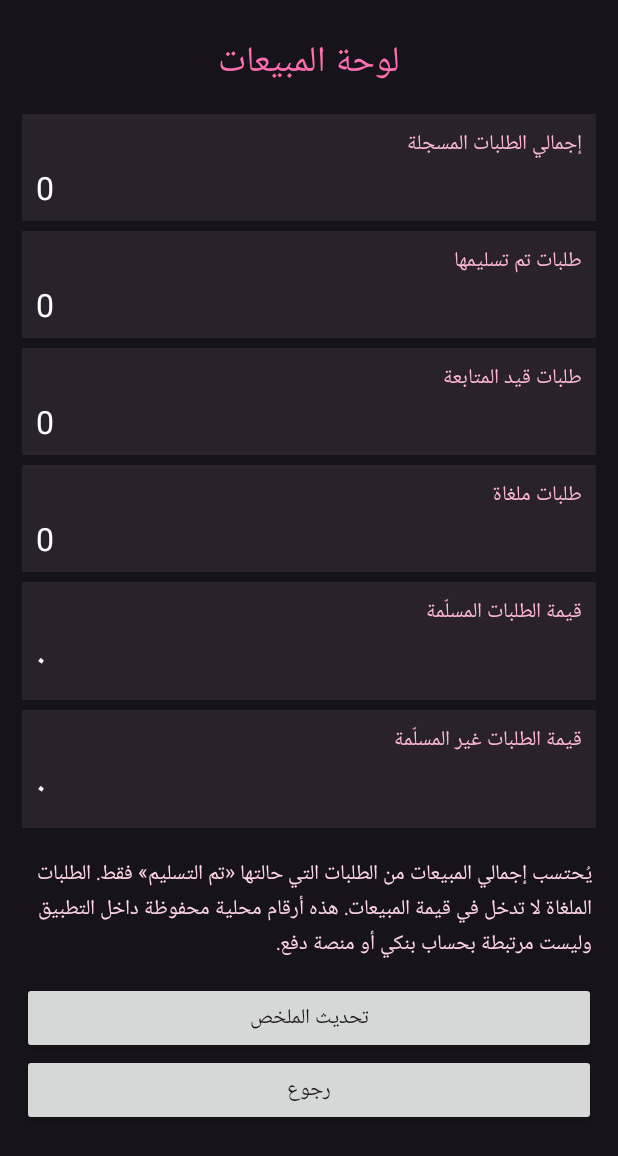
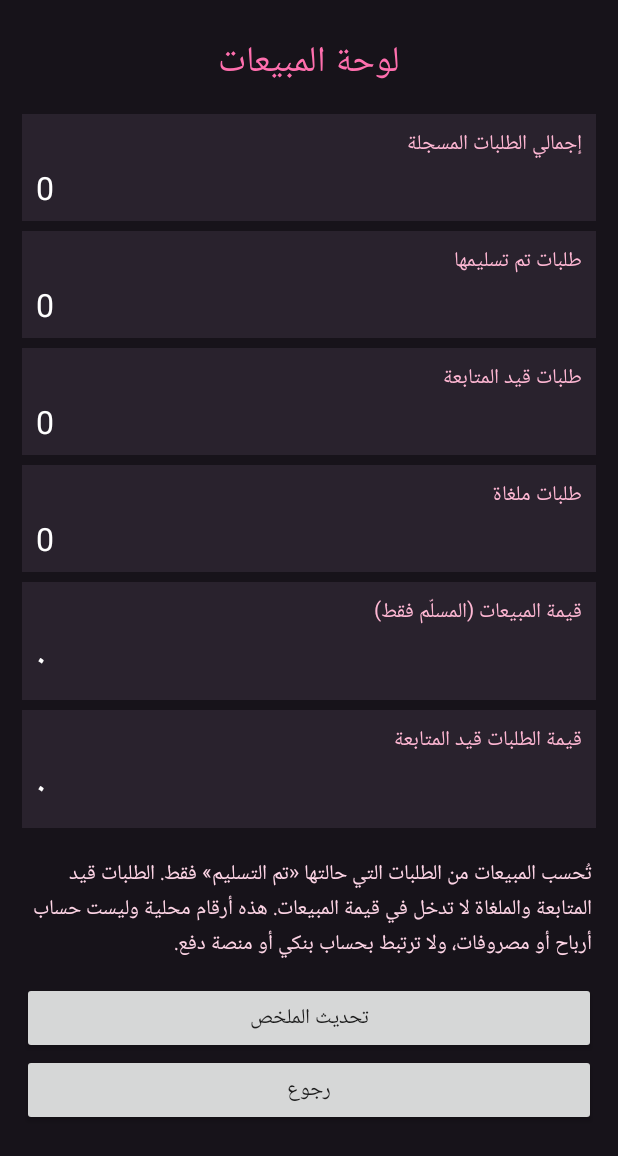
Before and after one commit to omarhal2288-commits/marine-assistant-2026, an Android app: the SalesActivity screen opened directly, with no data from a screen before it, on a phone screen of 412 x 824 dp. Shown: the top 1156 px of the screen. Run offline under Robolectric (Android 15) with nearby library versions, the phone set to English and light mode, and no system bars.

Commit message:
Clarify pending order value in sales summary

```diff
--- a/app/src/main/java/com/marine/assistant/SalesActivity.kt
+++ b/app/src/main/java/com/marine/assistant/SalesActivity.kt
@@ -63,11 +63,11 @@ class SalesActivity : Activity() {
         addMetric(content, "طلبات تم تسليمها", delivered.toString())
         addMetric(content, "طلبات قيد المتابعة", active.toString())
         addMetric(content, "طلبات ملغاة", cancelled.toString())
-        addMetric(content, "قيمة الطلبات المسلّمة", formatAmount(deliveredTotal))
-        addMetric(content, "قيمة الطلبات غير المسلّمة", formatAmount(activeTotal))
+        addMetric(content, "قيمة المبيعات (المسلّم فقط)", formatAmount(deliveredTotal))
+        addMetric(content, "قيمة الطلبات قيد المتابعة", formatAmount(activeTotal))
 
         content.addView(TextView(this).apply {
-            text = "يُحتسب إجمالي المبيعات من الطلبات التي حالتها «تم التسليم» فقط. الطلبات الملغاة لا تدخل في قيمة المبيعات. هذه أرقام محلية محفوظة داخل التطبيق وليست مرتبطة بحساب بنكي أو منصة دفع."
+            text = "تُحسب المبيعات من الطلبات التي حالتها «تم التسليم» فقط. الطلبات قيد المتابعة والملغاة لا تدخل في قيمة المبيعات. هذه أرقام محلية وليست حساب أرباح أو مصروفات، ولا ترتبط بحساب بنكي أو منصة دفع."
             textSize = 14f
             setTextColor(0xFFFFD6E7.toInt())
             setPadding(4, 18, 4, 20)
```
